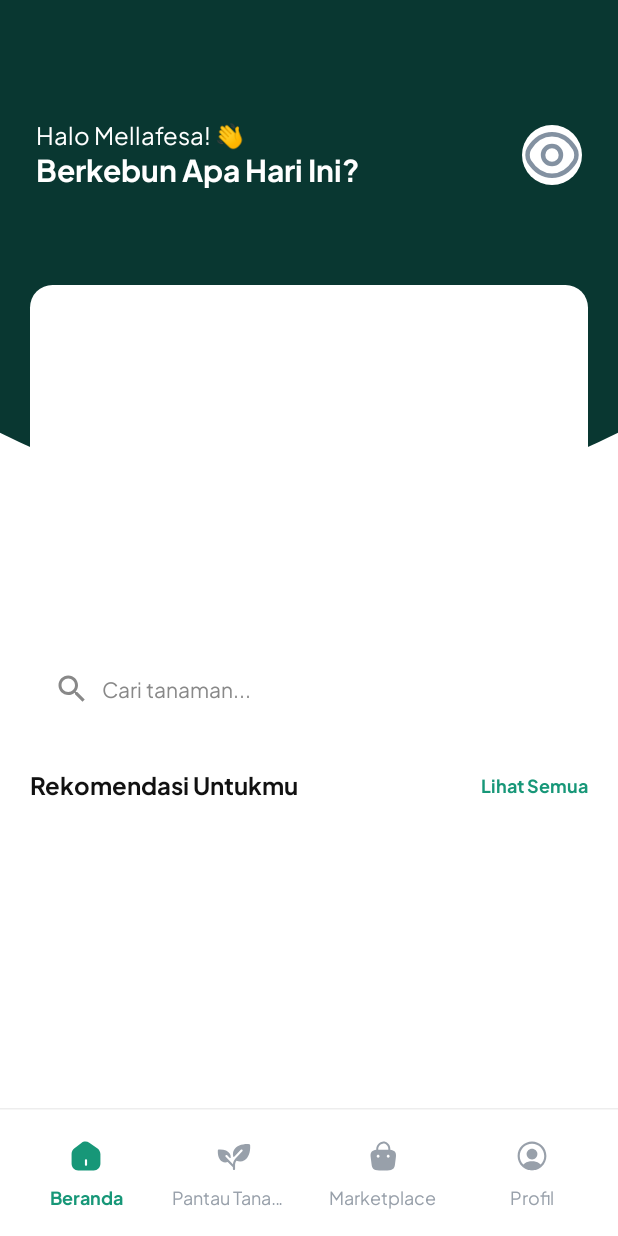
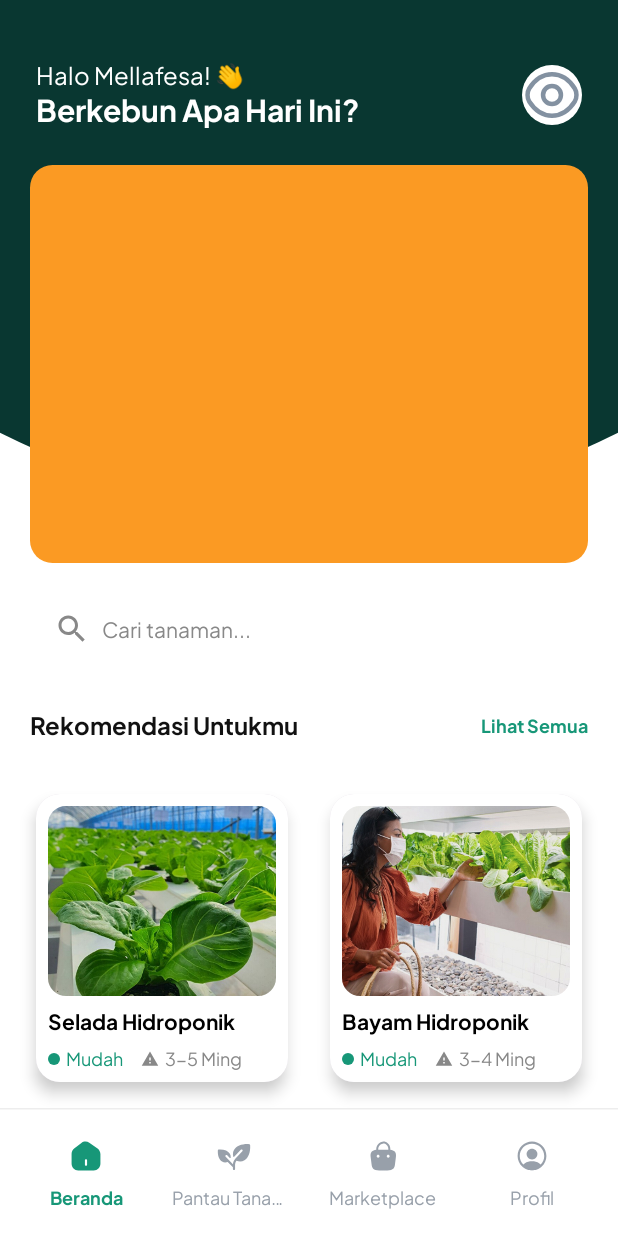
Before and after one commit to maruffirdaus/hydropome, an Android app built with Jetpack Compose: the HomeScreen screen opened through its navigation route, on a phone screen of 412 x 824 dp. Run offline under Robolectric (Android 15) with nearby library versions, the phone set to English and light mode, and no system bars; our stand-ins replace Dagger/Hilt's generated code, Firebase (no records; nobody signed in at launch, a user with empty details on screens opened directly).

Commit message:
on Progress HomeScreen

```diff
--- /dev/null
+++ b/app/src/main/java/com/motion/hydropome/ui/common/component/HomeCard.kt
@@ -0,0 +1,111 @@
+package com.motion.hydropome.ui.common.component
+
+
+import androidx.compose.foundation.background
+import androidx.compose.foundation.Image
+import androidx.compose.foundation.layout.*
+import androidx.compose.foundation.shape.CircleShape
+import androidx.compose.foundation.shape.RoundedCornerShape
+
+import androidx.compose.material.icons.Icons
+import androidx.compose.material.icons.filled.DateRange
+import androidx.compose.material.icons.filled.Warning
+import androidx.compose.material3.Card
+import androidx.compose.material3.CardDefaults
+import androidx.compose.material3.Icon
+import androidx.compose.material3.Text
+import androidx.compose.runtime.Composable
+import androidx.compose.ui.Alignment
+import androidx.compose.ui.Modifier
+import androidx.compose.ui.draw.clip
+import androidx.compose.ui.graphics.Color
+import androidx.compose.ui.res.painterResource
+import androidx.compose.ui.unit.dp
+import androidx.compose.ui.unit.sp
+import androidx.compose.ui.text.font.FontWeight
+import androidx.compose.ui.layout.ContentScale
+
+@Composable
+fun HomeCard(
+    imageRes: Int,
+    title: String,
+    difficultyLabel: String,
+    durationLabel: String,
+    modifier: Modifier = Modifier
+) {
+    Card(
+        shape = RoundedCornerShape(16.dp),
+        elevation = CardDefaults.cardElevation(defaultElevation = 6.dp),
+        modifier = modifier
+            .padding(8.dp)
+            .width(160.dp)
+    ) {
+        Column(
+            modifier = Modifier
+                .background(Color.White)
+                .padding(8.dp)
+        ) {
+            Image(
+                painter = painterResource(id = imageRes),
+                contentDescription = title,
+                contentScale = ContentScale.Crop,
+                modifier = Modifier
+                    .fillMaxWidth()
+                    .aspectRatio(1.2f)
+                    .clip(RoundedCornerShape(12.dp))
+            )
+
+            Spacer(modifier = Modifier.height(8.dp))
+
+            Text(
+                text = title,
+                color = Color.Black,
+                fontWeight = FontWeight.Bold,
+                fontSize = 14.sp
+            )
+
+            Spacer(modifier = Modifier.height(8.dp))
+
+            Row(
+                verticalAlignment = Alignment.CenterVertically
+            ) {
+                // Difficulty
+                Row(
+                    verticalAlignment = Alignment.CenterVertically
+                ) {
+                    Box(
+                        modifier = Modifier
+                            .size(8.dp)
+                            .background(Color(0xFF179778), CircleShape)
+                    )
+                    Spacer(modifier = Modifier.width(4.dp))
+                    Text(
+                        text = difficultyLabel,
+                        color = Color(0xFF179778),
+                        fontSize = 12.sp
+                    )
+                }
+
+                Spacer(modifier = Modifier.width(12.dp))
+
+                // Duration
+                Row(
+                    verticalAlignment = Alignment.CenterVertically
+                ) {
+                    Icon(
+                        imageVector = Icons.Default.Warning,
+                        contentDescription = null,
+                        tint = Color.Gray,
+                        modifier = Modifier.size(12.dp)
+                    )
+                    Spacer(modifier = Modifier.width(4.dp))
+                    Text(
+                        text = durationLabel,
+                        color = Color.Gray,
+                        fontSize = 12.sp
+                    )
+                }
+            }
+        }
+    }
+}
--- a/app/src/main/java/com/motion/hydropome/ui/home/HomeScreen.kt
+++ b/app/src/main/java/com/motion/hydropome/ui/home/HomeScreen.kt
@@ -5,6 +5,7 @@ import androidx.compose.foundation.background
 import androidx.compose.foundation.layout.Arrangement
 import androidx.compose.foundation.layout.Box
 import androidx.compose.foundation.layout.Column
+import androidx.compose.foundation.layout.PaddingValues
 import androidx.compose.foundation.layout.Row
 import androidx.compose.foundation.layout.fillMaxSize
 import androidx.compose.foundation.layout.height
@@ -17,12 +18,22 @@ import androidx.compose.ui.unit.dp
 import com.motion.hydropome.ui.theme.AppTheme
 import androidx.compose.ui.Modifier
 import androidx.compose.foundation.layout.Spacer
+import androidx.compose.foundation.layout.fillMaxHeight
+import androidx.compose.foundation.lazy.items
 import androidx.compose.foundation.layout.fillMaxWidth
+import androidx.compose.foundation.layout.heightIn
 import androidx.compose.foundation.layout.size
 import androidx.compose.foundation.layout.width
+import androidx.compose.foundation.layout.wrapContentHeight
+import androidx.compose.foundation.lazy.LazyColumn
+import androidx.compose.foundation.lazy.LazyRow
+import androidx.compose.foundation.lazy.grid.GridCells
+import androidx.compose.foundation.lazy.grid.LazyVerticalGrid
+import androidx.compose.foundation.lazy.grid.items
 import androidx.compose.foundation.shape.CircleShape
 import androidx.compose.foundation.shape.RoundedCornerShape
 import androidx.compose.material.icons.Icons
+import androidx.compose.material.icons.filled.DateRange
 import androidx.compose.material.icons.filled.Search
 import androidx.compose.material3.Icon
 import androidx.compose.material3.Surface
@@ -35,14 +46,30 @@ import androidx.compose.ui.res.painterResource
 import androidx.compose.ui.text.font.FontWeight
 import androidx.compose.ui.unit.sp
 import com.motion.hydropome.R
+import com.motion.hydropome.ui.common.component.HomeCard
 import com.motion.hydropome.ui.common.shape.BottomArcShape
 import com.motion.hydropome.ui.theme.AppColors
 
+data class CardItem(
+    val imageRes: Int,
+    val title: String,
+    val difficulty: String,
+    val duration: String
+)
 @Composable
 fun HomeScreen(
     uiState: HomeUiState
 ) {
+    val items = listOf(
+        CardItem(R.drawable.onboarding_1, "Selada Hidroponik", "Mudah", "3-5 Ming"),
+        CardItem(R.drawable.onboarding_0, "Bayam Hidroponik", "Mudah", "3-4 Ming"),
+        CardItem(R.drawable.onboarding_1, "Pakcoy Hidroponik", "Mudah", "4-5 Ming"),
+        CardItem(R.drawable.onboarding_0, "Tomat Cherry", "Sedang", "8-10 Ming"),
+        CardItem(R.drawable.onboarding_0, "Seledri Hidroponik", "Sedang", "5-6 Ming"),
+        CardItem(R.drawable.onboarding_1, "Stroberi Hidroponik", "Sulit", "12-16 Ming"),
+    )
     Box(modifier = Modifier.fillMaxSize()) {
+        // Arc-shaped background stays behind everything
         Box(
             modifier = Modifier
                 .fillMaxWidth()
@@ -50,12 +77,12 @@ fun HomeScreen(
                 .clip(BottomArcShape())
                 .background(AppColors.background)
         )
-        Column(
-            modifier = Modifier
-                .fillMaxSize()
-                .verticalScroll(rememberScrollState())
-                .padding(top = 40.dp)
+
+        LazyColumn(
+            modifier = Modifier.fillMaxSize(),
+            contentPadding = PaddingValues(bottom = 16.dp)
         ) {
+            item {
                 Spacer(modifier = Modifier.height(40.dp))
                 Row(
                     modifier = Modifier
@@ -64,7 +91,7 @@ fun HomeScreen(
                     horizontalArrangement = Arrangement.SpaceBetween,
                     verticalAlignment = Alignment.CenterVertically
                 ) {
-                Column() {
+                    Column {
                         Text("Halo Mellafesa! 👋", color = Color.White, fontSize = 16.sp)
                         Text(
                             "Berkebun Apa Hari Ini?",
@@ -82,21 +109,22 @@ fun HomeScreen(
                             .clip(CircleShape)
                             .background(Color.White)
                     )
+                }
 
-            }
                 Spacer(modifier = Modifier.height(24.dp))
+
+                // Orange Card
                 Box(
                     modifier = Modifier
-                    .fillMaxSize()
-                    .size(265.dp)
-                    .padding(top = 40.dp)
+                        .fillMaxWidth()
+                        .height(265.dp)
                         .padding(horizontal = 20.dp)
-                    .background(Color.White, shape = RoundedCornerShape(15.dp))
+                        .background(Color(0xFFFB9A23), shape = RoundedCornerShape(15.dp))
+                )
 
-            ) {
+                Spacer(modifier = Modifier.height(20.dp))
 
-            }
-            Spacer(modifier = Modifier.height(20.dp))
+                // Search Box
                 Box(
                     modifier = Modifier
                         .fillMaxWidth()
@@ -107,10 +135,17 @@ fun HomeScreen(
                     Row(verticalAlignment = Alignment.CenterVertically) {
                         Icon(Icons.Default.Search, contentDescription = "Search", tint = Color.Gray)
                         Spacer(modifier = Modifier.width(8.dp))
-                    Text("Cari tanaman...", color = Color.Gray, fontWeight = FontWeight.W400, fontSize = 14.sp)
+                        Text(
+                            "Cari tanaman...",
+                            color = Color.Gray,
+                            fontWeight = FontWeight.W400,
+                            fontSize = 14.sp
+                        )
                     }
                 }
+
                 Spacer(modifier = Modifier.height(10.dp))
+
                 Row(
                     modifier = Modifier
                         .fillMaxWidth()
@@ -131,9 +166,31 @@ fun HomeScreen(
                         fontWeight = FontWeight.W700
                     )
                 }
+            }
 
+            // Grid of items
+            item {
+                LazyVerticalGrid(
+                    columns = GridCells.Fixed(2),
+                    contentPadding = PaddingValues(horizontal = 16.dp, vertical = 8.dp),
+                    verticalArrangement = Arrangement.spacedBy(16.dp),
+                    horizontalArrangement = Arrangement.spacedBy(12.dp),
+                    modifier = Modifier.heightIn(max = 2000.dp) // Prevent infinite height error
+                ) {
+                    items(items) { item ->
+                        HomeCard(
+                            imageRes = item.imageRes,
+                            title = item.title,
+                            difficultyLabel = item.difficulty,
+                            durationLabel = item.duration,
+                            modifier = Modifier.fillMaxWidth()
+                        )
                     }
                 }
+            }
+        }
+    }
+
 
 }
 
```
Lines whose indentation alone changed are shown as unchanged.
